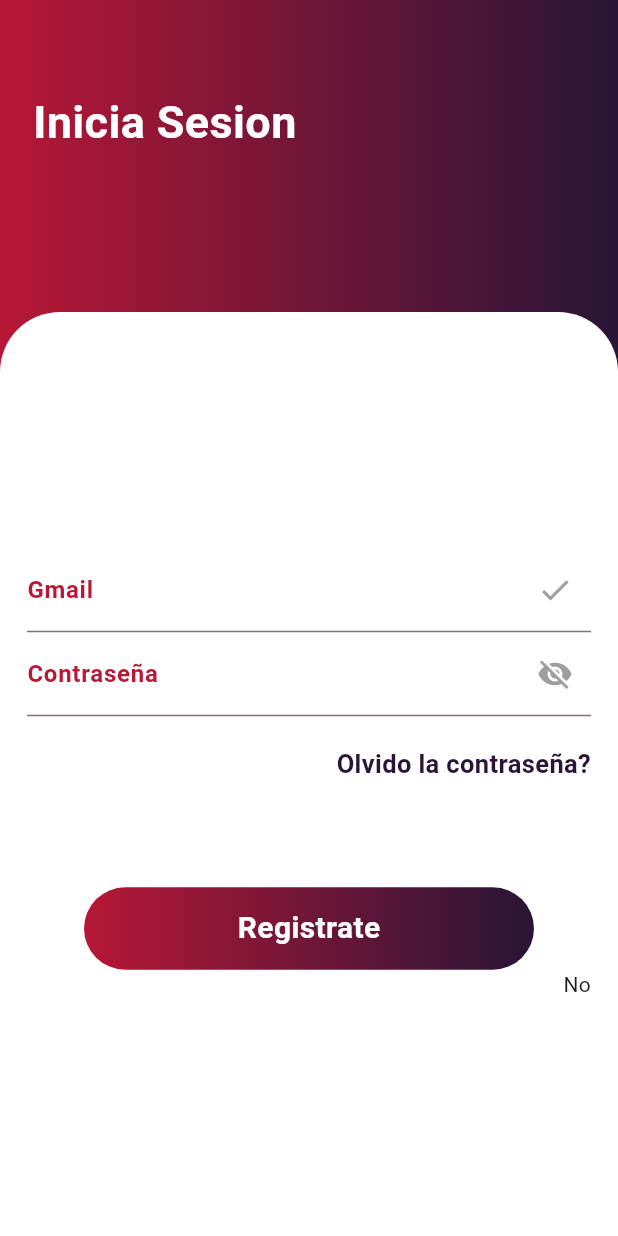
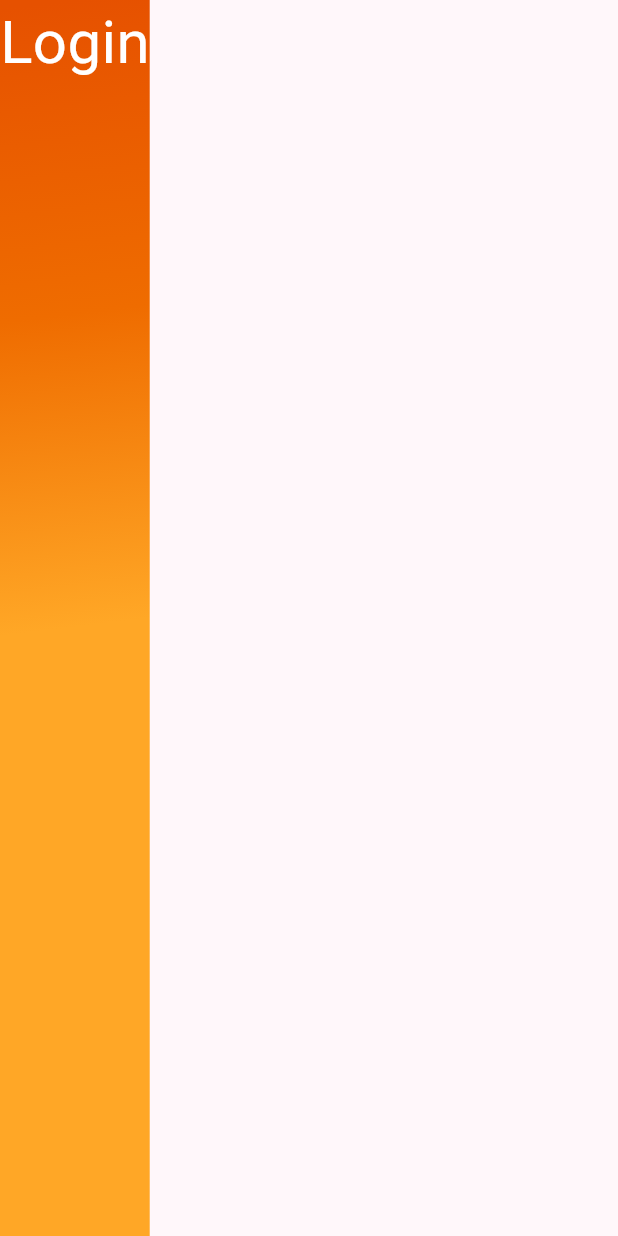
Before and after one commit to HarryOreLara/tesis-app, a Flutter app: the screen it shows after launch, on a phone screen of 412 x 824 dp. Run offline on Flutter 3.47's test engine with Material 2 defaults, Android fonts, the light colour scheme and no system bars; our stand-ins replace animate_do, audioplayers, card_swiper, dio, equatable, flutter_bloc and 4 more.

Commit message:
Configurando el login screen

```diff
--- a/lib/presentation/screens/login/login_screen.dart
+++ b/lib/presentation/screens/login/login_screen.dart
@@ -6,119 +6,72 @@ class LoginScreen extends StatelessWidget {
 
   @override
   Widget build(BuildContext context) {
+    //final size = MediaQuery.of(context).size;
+
     return Scaffold(
-      body: Stack(children: [
-        Container(
-          height: double.infinity,
-          width: double.infinity,
-          decoration: const BoxDecoration(
-              gradient: LinearGradient(colors: [
-            Color(0xffb81736),
-            Color(0xff281537),
-          ])),
-          child: const Padding(
-              padding: EdgeInsets.only(top: 60.0, left: 22),
-              child: Text(
-                'Inicia Sesion',
-                style: TextStyle(
-                    fontSize: 30,
-                    color: Colors.white,
-                    fontWeight: FontWeight.bold),
-              )),
-        ),
-        Padding(
-          padding: const EdgeInsets.only(top: 208.0),
-          child: Container(
-            decoration: const BoxDecoration(
-                color: Colors.white,
-                borderRadius: BorderRadius.only(
-                    topLeft: Radius.circular(40),
-                    topRight: Radius.circular(40))),
-            height: double.infinity,
-            width: double.infinity,
-            child: Padding(
-              padding: const EdgeInsets.only(left: 18.0, right: 18.0),
-              child: Column(
-                mainAxisAlignment: MainAxisAlignment.center,
-                children: [
-                  const TextField(
-                    decoration: InputDecoration(
-                        suffixIcon: Icon(
-                          Icons.check,
-                          color: Colors.grey,
-                        ),
-                        label: Text(
-                          'Gmail',
-                          style: TextStyle(
-                            fontWeight: FontWeight.bold,
-                            color: Color(0xffb81736),
-                          ),
-                        )),
-                  ),
-                  const TextField(
-                    decoration: InputDecoration(
-                        suffixIcon: Icon(
-                          Icons.visibility_off,
-                          color: Colors.grey,
-                        ),
-                        label: Text(
-                          'Contraseña',
-                          style: TextStyle(
-                            fontWeight: FontWeight.bold,
-                            color: Color(0xffb81736),
-                          ),
-                        )),
-                  ),
-                  const SizedBox(
-                    height: 20.0,
-                  ),
-                  const Align(
-                    alignment: Alignment.centerRight,
-                    child: Text(
-                      'Olvido la contraseña?',
-                      style: TextStyle(
-                        fontWeight: FontWeight.bold,
-                        fontSize: 17,
-                        color: Color(0xff281537),
-                      ),
-                    ),
-                  ),
-                  const SizedBox(
-                    height: 70.0,
-                  ),
-                  Container(
-                    height: 55,
-                    width: 300,
-                    decoration: BoxDecoration(
-                        borderRadius: BorderRadius.circular(30),
-                        gradient: const LinearGradient(colors: [
-                          Color(0xffb81736),
-                          Color(0xff281537),
-                        ])),
-                    child: const Center(
-                      child: Text(
-                        'Registrate',
-                        style: TextStyle(
-                            fontWeight: FontWeight.bold,
-                            fontSize: 20,
-                            color: Colors.white),
-                      ),
-                    ),
-                  ),
-                  const Align(
-                    alignment: Alignment.bottomRight,
-                    child: Column(
-                      children: [
-                        Text('No')
-                      ],
-                    ),
-                  )
-                ],
-              ),
-            ),
-          ),
-        )
-      ]),
-    );
+        body: Container(
+      decoration: BoxDecoration(
+          gradient: LinearGradient(begin: Alignment.topCenter, colors: [
+        Colors.orange.shade900,
+        Colors.orange.shade800,
+        Colors.orange.shade400,
+      ])),
+      child: const Column(
+        children: [
+          Text(
+            'Login',
+            style: TextStyle(color: Colors.white, fontSize: 40),
+          )
+        ],
+      ),
+    ));
   }
 }
+
+// class _CustomUno extends StatelessWidget {
+//   const _CustomUno({
+//     super.key,
+//     required this.size,
+//   });
+
+//   final Size size;
+
+//   @override
+//   Widget build(BuildContext context) {
+//     return SingleChildScrollView(
+//       child: Column(
+//     children: [
+//       Container(
+//         height: size.height * 0.3,
+//         width: size.width * 1,
+//         decoration: const BoxDecoration(
+//             gradient: LinearGradient(colors: [
+//           Color(0xffb81736),
+//           Color(0xff281537),
+//         ])),
+//         child: const Padding(
+//           padding: EdgeInsets.only(top: 60.0, left: 22.0),
+//           child: Text(
+//             'Inicia Sesion',
+//             style: TextStyle(
+//                 fontSize: 30.0,
+//                 color: Colors.white,
+//                 fontWeight: FontWeight.bold),
+//           ),
+//         ),
+//       ),
+//       Container(
+//         alignment: Alignment.bottomCenter,
+//         decoration: const BoxDecoration(
+//             color: Color.fromARGB(255, 255, 255, 255),
+//             borderRadius: BorderRadius.only(
+//                 topLeft: Radius.circular(40),
+//                 topRight: Radius.circular(40))),
+//         width: size.width * 1,
+//         height: size.height * 0.7,
+//       )
+//     ],
+//       ),
+//     );
+//   }
+// }
```
